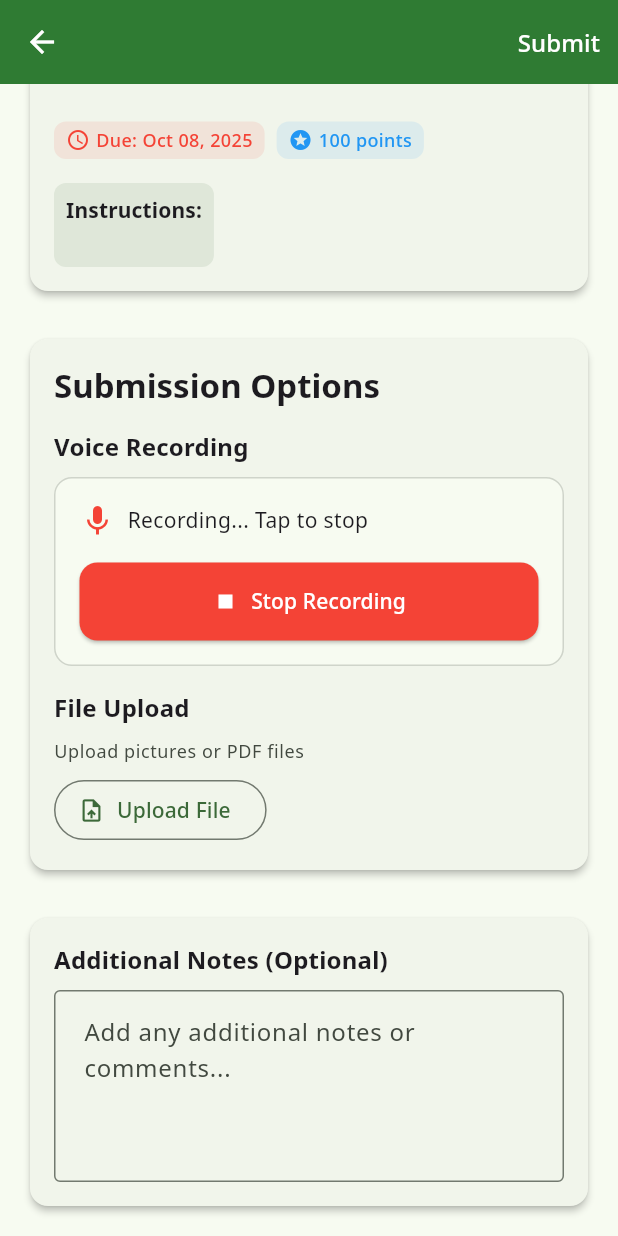
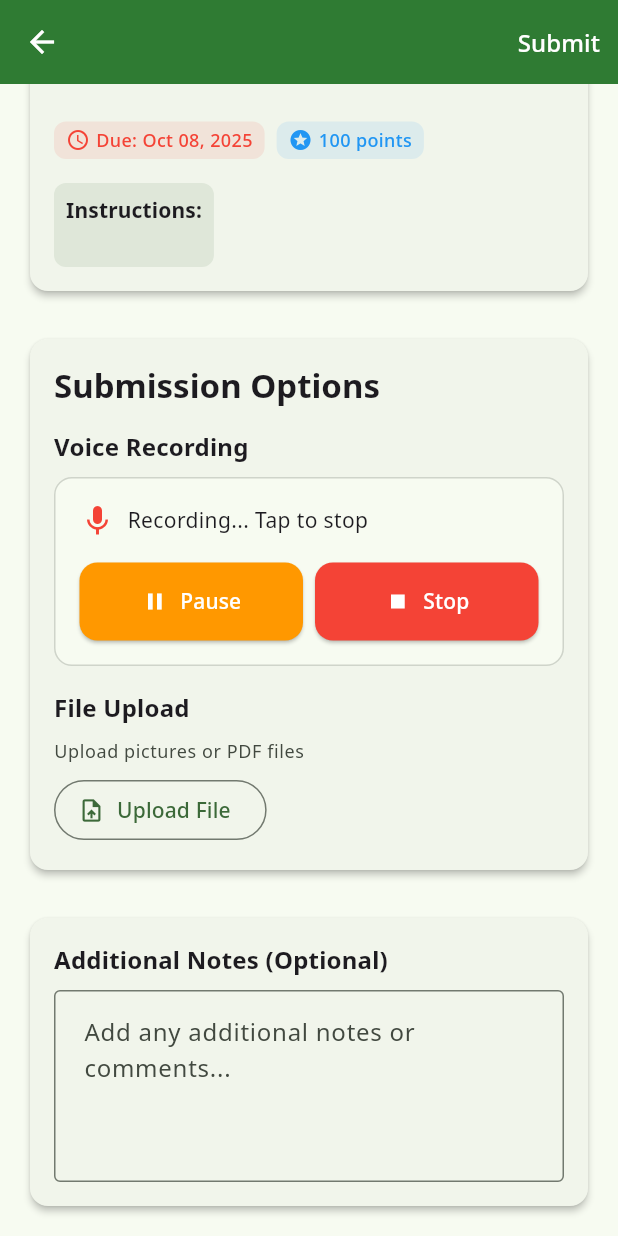
Before and after one commit to ItsArupSaha/give-app, a Flutter app: the TaskSubmissionScreen screen opened directly with empty values, scrolled down 91 dp, after a tap on "Start Recording", on a phone screen of 412 x 824 dp. Run offline on Flutter 3.47's test engine with Material 3 defaults, Android fonts, the light colour scheme and no system bars; our stand-ins replace cloud_firestore, country_code_picker, file_picker, firebase_auth, firebase_core, google_fonts and 2 more; missing offline and left inert: record; accounts and stored records are empty.

Commit message:
recording is working now professionally

```diff
--- a/lib/screens/student/task_submission_screen.dart
+++ b/lib/screens/student/task_submission_screen.dart
@@ -2,6 +2,10 @@ import 'package:flutter/material.dart';
 import 'package:permission_handler/permission_handler.dart';
 import 'package:file_picker/file_picker.dart';
 import 'package:provider/provider.dart';
+import 'package:record/record.dart';
+import 'dart:io';
+import 'package:path_provider/path_provider.dart';
+import 'package:path/path.dart' as p;
 import '../../constants/app_constants.dart';
 import '../../models/task.dart';
 import '../../models/submission.dart';
@@ -23,7 +27,9 @@ class TaskSubmissionScreen extends StatefulWidget {
 
 class _TaskSubmissionScreenState extends State<TaskSubmissionScreen> {
   final FirestoreService _firestoreService = FirestoreService();
+  final AudioRecorder _recorder = AudioRecorder();
   bool _isRecording = false;
+  bool _isPaused = false;
   bool _hasRecording = false;
   String? _recordingPath;
   List<String> _uploadedFiles = [];
@@ -33,6 +39,7 @@ class _TaskSubmissionScreenState extends State<TaskSubmissionScreen> {
   @override
   void dispose() {
     _notesController.dispose();
+    _recorder.dispose();
     super.dispose();
   }
 
@@ -239,18 +246,68 @@ class _TaskSubmissionScreenState extends State<TaskSubmissionScreen> {
               const SizedBox(height: AppConstants.defaultPadding),
               Row(
                 children: [
-                  Expanded(
-                    child: ElevatedButton.icon(
-                      onPressed: _isRecording ? _stopRecording : _startRecording,
-                      icon: Icon(_isRecording ? Icons.stop : Icons.mic),
-                      label: Text(_isRecording ? 'Stop Recording' : 'Start Recording'),
-                      style: ElevatedButton.styleFrom(
-                        backgroundColor: _isRecording ? Colors.red : Theme.of(context).colorScheme.primary,
-                        foregroundColor: Colors.white,
+                  if (!_isRecording) ...[
+                    Expanded(
+                      child: ElevatedButton.icon(
+                        onPressed: _startRecording,
+                        icon: const Icon(Icons.mic),
+                        label: const Text('Start Recording'),
+                        style: ElevatedButton.styleFrom(
+                          backgroundColor: Theme.of(context).colorScheme.primary,
+                          foregroundColor: Colors.white,
+                        ),
                       ),
                     ),
-                  ),
-                  if (_hasRecording) ...[
+                  ] else if (_isPaused) ...[
+                    Expanded(
+                      child: ElevatedButton.icon(
+                        onPressed: _resumeRecording,
+                        icon: const Icon(Icons.play_arrow),
+                        label: const Text('Resume'),
+                        style: ElevatedButton.styleFrom(
+                          backgroundColor: Colors.orange,
+                          foregroundColor: Colors.white,
+                        ),
+                      ),
+                    ),
+                    const SizedBox(width: AppConstants.smallPadding),
+                    Expanded(
+                      child: ElevatedButton.icon(
+                        onPressed: _stopRecording,
+                        icon: const Icon(Icons.stop),
+                        label: const Text('Stop'),
+                        style: ElevatedButton.styleFrom(
+                          backgroundColor: Colors.red,
+                          foregroundColor: Colors.white,
+                        ),
+                      ),
+                    ),
+                  ] else ...[
+                    Expanded(
+                      child: ElevatedButton.icon(
+                        onPressed: _pauseRecording,
+                        icon: const Icon(Icons.pause),
+                        label: const Text('Pause'),
+                        style: ElevatedButton.styleFrom(
+                          backgroundColor: Colors.orange,
+                          foregroundColor: Colors.white,
+                        ),
+                      ),
+                    ),
+                    const SizedBox(width: AppConstants.smallPadding),
+                    Expanded(
+                      child: ElevatedButton.icon(
+                        onPressed: _stopRecording,
+                        icon: const Icon(Icons.stop),
+                        label: const Text('Stop'),
+                        style: ElevatedButton.styleFrom(
+                          backgroundColor: Colors.red,
+                          foregroundColor: Colors.white,
+                        ),
+                      ),
+                    ),
+                  ],
+                  if (_hasRecording && !_isRecording) ...[
                     const SizedBox(width: AppConstants.smallPadding),
                     IconButton(
                       onPressed: _playRecording,
@@ -436,20 +493,15 @@ class _TaskSubmissionScreenState extends State<TaskSubmissionScreen> {
   }
 
   Future<void> _startRecording() async {
-    // Check current permission status
+    // Request mic permission
     var status = await Permission.microphone.status;
-
     if (status.isDenied) {
-      // Request permission
       status = await Permission.microphone.request();
     }
-
     if (status.isPermanentlyDenied) {
-      // Show dialog to open app settings
       _showPermissionDialog();
       return;
     }
-
     if (!status.isGranted) {
       ScaffoldMessenger.of(context).showSnackBar(
         const SnackBar(
@@ -460,26 +512,33 @@ class _TaskSubmissionScreenState extends State<TaskSubmissionScreen> {
       return;
     }
 
+    // Prepare local path
+    final dir = await getApplicationDocumentsDirectory();
+    final recordingsDir = Directory(p.join(dir.path, 'recordings'));
+    if (!await recordingsDir.exists()) {
+      await recordingsDir.create(recursive: true);
+    }
+    final filePath = p.join(
+      recordingsDir.path,
+      'dl_${DateTime.now().millisecondsSinceEpoch}.m4a',
+    );
+
+    // Start recording
+    await _recorder.start(
+      const RecordConfig(
+        encoder: AudioEncoder.aacLc,
+        bitRate: 128000,
+        sampleRate: 44100,
+      ),
+      path: filePath,
+    );
+
     setState(() {
       _isRecording = true;
+      _isPaused = false;
+      _hasRecording = false;
+      _recordingPath = filePath;
     });
-
-    // TODO: Implement actual recording logic
-    // For now, simulate recording
-    await Future.delayed(const Duration(seconds: 2));
-
-    setState(() {
-      _isRecording = false;
-      _hasRecording = true;
-      _recordingPath = 'recording_${DateTime.now().millisecondsSinceEpoch}.m4a';
-    });
-
-    ScaffoldMessenger.of(context).showSnackBar(
-      const SnackBar(
-        content: Text('Recording completed'),
-        backgroundColor: Colors.green,
-      ),
-    );
   }
 
   void _showPermissionDialog() {
@@ -507,26 +566,38 @@ class _TaskSubmissionScreenState extends State<TaskSubmissionScreen> {
     );
   }
 
+  Future<void> _pauseRecording() async {
+    if (await _recorder.isRecording()) {
+      await _recorder.pause();
+      setState(() {
+        _isPaused = true;
+      });
+    }
+  }
+
+  Future<void> _resumeRecording() async {
+    if (await _recorder.isPaused()) {
+      await _recorder.resume();
+      setState(() {
+        _isPaused = false;
+      });
+    }
+  }
+
   Future<void> _stopRecording() async {
+    final path = await _recorder.stop();
     setState(() {
       _isRecording = false;
-      _hasRecording = true;
+      _isPaused = false;
+      _hasRecording = path != null && path.isNotEmpty;
+      _recordingPath = path ?? _recordingPath;
     });
-
-    // TODO: Implement actual stop recording logic
-    ScaffoldMessenger.of(context).showSnackBar(
-      const SnackBar(
-        content: Text('Recording stopped'),
-        backgroundColor: Colors.orange,
-      ),
-    );
   }
 
   void _playRecording() {
-    // TODO: Implement play recording logic
     ScaffoldMessenger.of(context).showSnackBar(
       const SnackBar(
-        content: Text('Playing recording...'),
+        content: Text('Recording saved locally. You can play it with any audio app.'),
         backgroundColor: Colors.blue,
       ),
     );
--- a/pubspec.yaml
+++ b/pubspec.yaml
@@ -47,6 +47,7 @@ dependencies:
   path_provider: ^2.1.4
   path: ^1.9.0
   permission_handler: ^11.3.1
+  record: ^6.1.2
 
   # UI Components
   google_fonts: ^6.2.1
```
Also changed, not shown: pubspec.lock, 6 other files.
